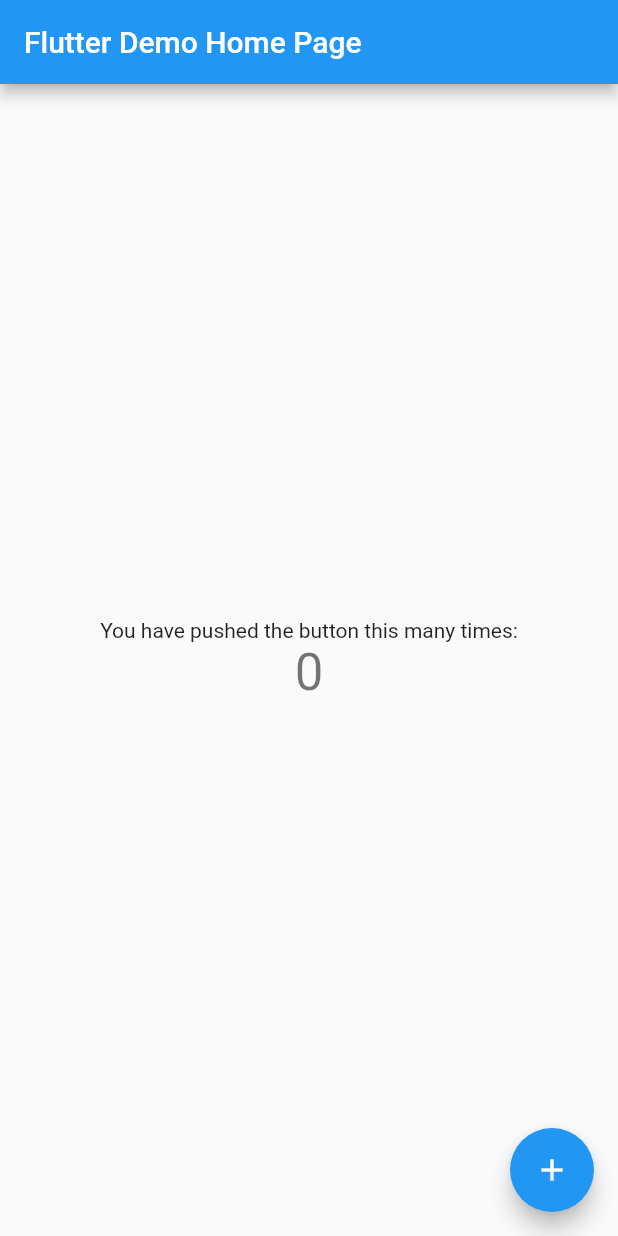
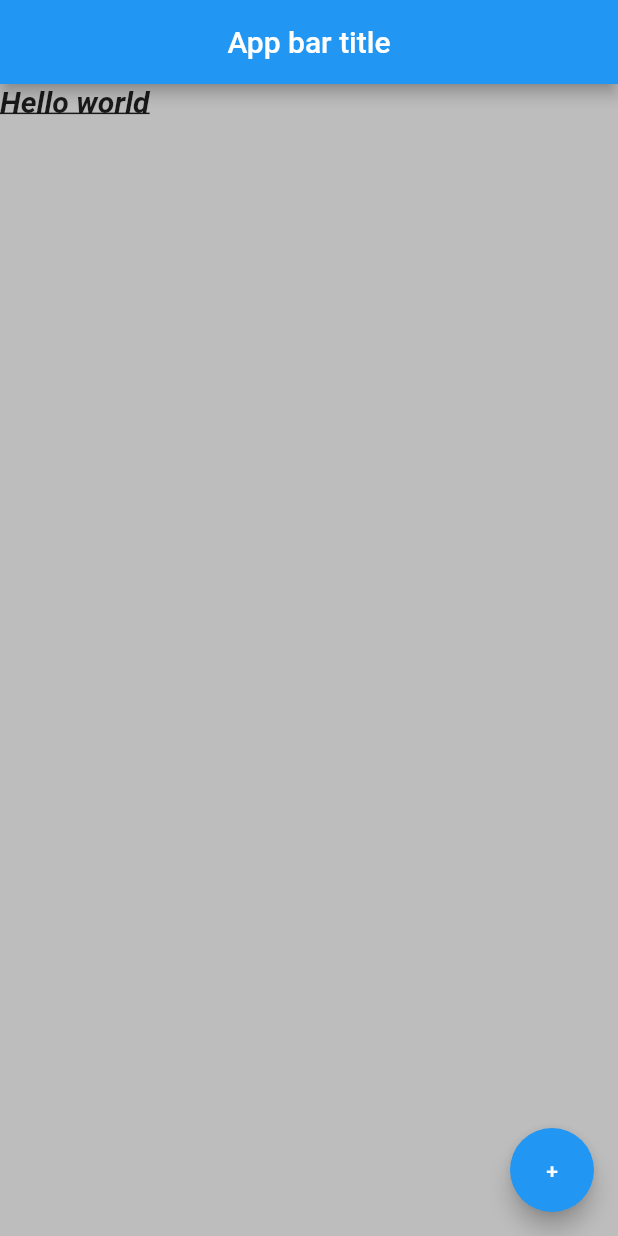
Before and after one commit to DeployChef/flutter-study, a Flutter app: the screen it shows after launch, on a phone screen of 412 x 824 dp. Run offline on Flutter 3.47's test engine with Material 2 defaults, Android fonts, the phone set to English and light mode, and no system bars.

Commit message:
end of first app

```diff
--- a/first_flutter_application/lib/main.dart
+++ b/first_flutter_application/lib/main.dart
@@ -1,115 +1,35 @@
 import 'package:flutter/material.dart';
 
 void main() {
-  runApp(const MyApp());
+  runApp(FlutterStudyApp());
 }
 
-class MyApp extends StatelessWidget {
-  const MyApp({Key? key}) : super(key: key);
+class FlutterStudyApp extends StatelessWidget {
+  const FlutterStudyApp({Key? key}) : super(key: key);
 
-  // This widget is the root of your application.
   @override
   Widget build(BuildContext context) {
     return MaterialApp(
-      title: 'Flutter Demo',
-      theme: ThemeData(
-        // This is the theme of your application.
-        //
-        // Try running your application with "flutter run". You'll see the
-        // application has a blue toolbar. Then, without quitting the app, try
-        // changing the primarySwatch below to Colors.green and then invoke
-        // "hot reload" (press "r" in the console where you ran "flutter run",
-        // or simply save your changes to "hot reload" in a Flutter IDE).
-        // Notice that the counter didn't reset back to zero; the application
-        // is not restarted.
-        primarySwatch: Colors.blue,
+      title: "Flutter first app",
+      home: Scaffold(
+        backgroundColor: Colors.grey[400],
+        appBar: AppBar(
+          title: Text("App bar title"),
+          centerTitle: true,
+        ),
+        body: Text(
+          "Hello world",
+          style: TextStyle(
+              fontSize: 20.0,
+              fontStyle: FontStyle.italic,
+              fontWeight: FontWeight.bold,
+              decoration: TextDecoration.underline),
+        ),
+        floatingActionButton: FloatingActionButton(
+          child: Text("+"),
+          onPressed: null,
+        ),
       ),
-      home: const MyHomePage(title: 'Flutter Demo Home Page'),
     );
   }
 }
-
-class MyHomePage extends StatefulWidget {
-  const MyHomePage({Key? key, required this.title}) : super(key: key);
-
-  // This widget is the home page of your application. It is stateful, meaning
-  // that it has a State object (defined below) that contains fields that affect
-  // how it looks.
-
-  // This class is the configuration for the state. It holds the values (in this
-  // case the title) provided by the parent (in this case the App widget) and
-  // used by the build method of the State. Fields in a Widget subclass are
-  // always marked "final".
-
-  final String title;
-
-  @override
-  State<MyHomePage> createState() => _MyHomePageState();
-}
-
-class _MyHomePageState extends State<MyHomePage> {
-  int _counter = 0;
-
-  void _incrementCounter() {
-    setState(() {
-      // This call to setState tells the Flutter framework that something has
-      // changed in this State, which causes it to rerun the build method below
-      // so that the display can reflect the updated values. If we changed
-      // _counter without calling setState(), then the build method would not be
-      // called again, and so nothing would appear to happen.
-      _counter++;
-    });
-  }
-
-  @override
-  Widget build(BuildContext context) {
-    // This method is rerun every time setState is called, for instance as done
-    // by the _incrementCounter method above.
-    //
-    // The Flutter framework has been optimized to make rerunning build methods
-    // fast, so that you can just rebuild anything that needs updating rather
-    // than having to individually change instances of widgets.
-    return Scaffold(
-      appBar: AppBar(
-        // Here we take the value from the MyHomePage object that was created by
-        // the App.build method, and use it to set our appbar title.
-        title: Text(widget.title),
-      ),
-      body: Center(
-        // Center is a layout widget. It takes a single child and positions it
-        // in the middle of the parent.
-        child: Column(
-          // Column is also a layout widget. It takes a list of children and
-          // arranges them vertically. By default, it sizes itself to fit its
-          // children horizontally, and tries to be as tall as its parent.
-          //
-          // Invoke "debug painting" (press "p" in the console, choose the
-          // "Toggle Debug Paint" action from the Flutter Inspector in Android
-          // Studio, or the "Toggle Debug Paint" command in Visual Studio Code)
-          // to see the wireframe for each widget.
-          //
-          // Column has various properties to control how it sizes itself and
-          // how it positions its children. Here we use mainAxisAlignment to
-          // center the children vertically; the main axis here is the vertical
-          // axis because Columns are vertical (the cross axis would be
-          // horizontal).
-          mainAxisAlignment: MainAxisAlignment.center,
-          children: <Widget>[
-            const Text(
-              'You have pushed the button this many times:',
-            ),
-            Text(
-              '$_counter',
-              style: Theme.of(context).textTheme.headline4,
-            ),
-          ],
-        ),
-      ),
-      floatingActionButton: FloatingActionButton(
-        onPressed: _incrementCounter,
-        tooltip: 'Increment',
-        child: const Icon(Icons.add),
-      ), // This trailing comma makes auto-formatting nicer for build methods.
-    );
-  }
-}
```
